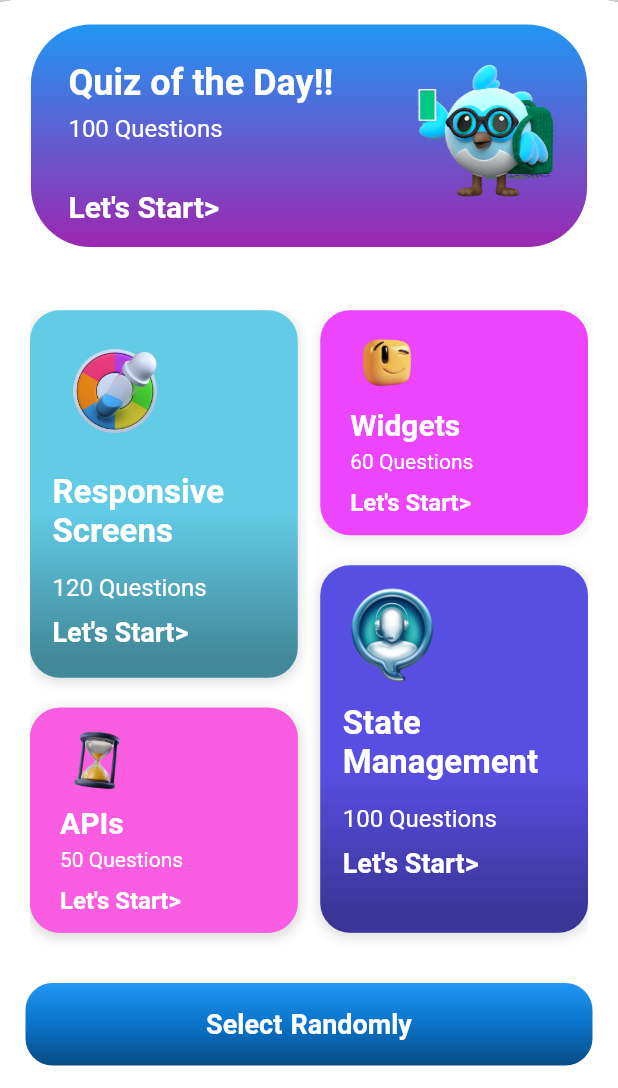
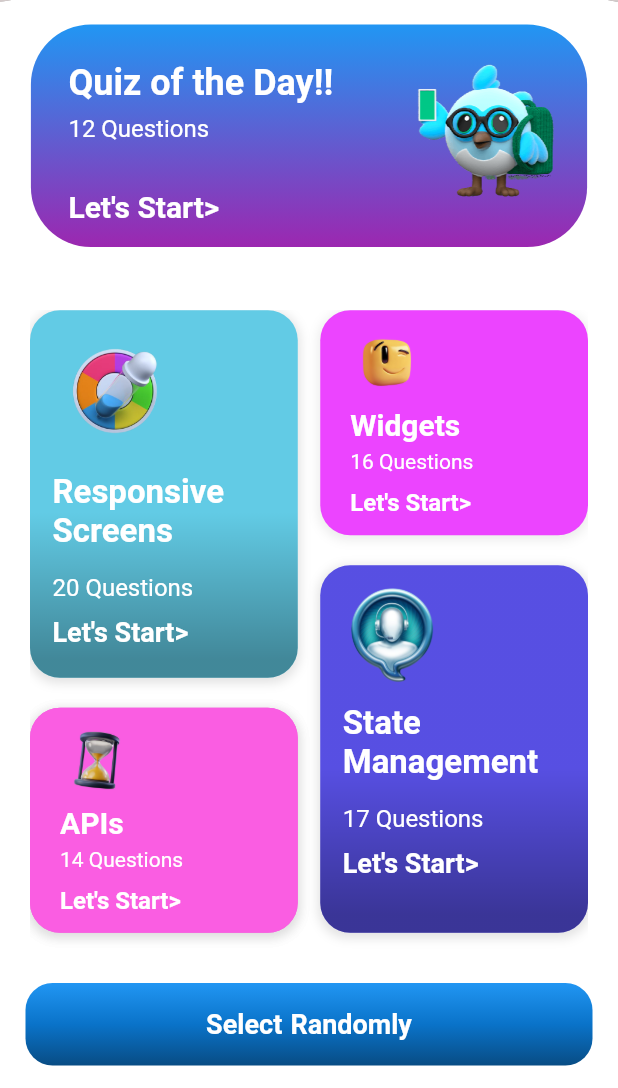
Before and after one commit to iluv27/flutter_trivia, a Flutter app: the QuizScreen screen opened directly, after a tap on the "arrow back ios" icon, on a phone screen of 412 x 824 dp, the part 148-1236 px from its top. Run offline on Flutter 3.47's test engine with Material 2 defaults, Android fonts, the light colour scheme and no system bars; drawn by our look-alikes of flutter_layout_grid; our stand-ins replace animated_text_kit.

Commit message:
new commit

```diff
--- a/lib/home/first_screen.dart
+++ b/lib/home/first_screen.dart
@@ -33,6 +33,17 @@ class _QuizHomeScreenState extends State<QuizHomeScreen> {
                   const EdgeInsets.symmetric(vertical: 15.0, horizontal: 8),
               child: Align(
                 alignment: Alignment.topCenter,
+                child: GestureDetector(
+                  onTap: () {
+                    currentQuestionIndex = 0;
+                    Navigator.push(context,
+                        MaterialPageRoute(builder: ((context) {
+                      return QuizScreen(
+                        questionTitle: 'General Quiz',
+                        questionQuestion: questionsFlutter,
+                      );
+                    })));
+                  },
                   child: Container(
                     width: MediaQuery.of(context).size.width * 0.9,
                     height: MediaQuery.of(context).size.height * 0.18,
@@ -62,7 +73,7 @@ class _QuizHomeScreenState extends State<QuizHomeScreen> {
                           const Positioned(
                             top: 35,
                             child: Text(
-                            '100 Questions',
+                              '12 Questions',
                               style: TextStyle(
                                 color: Colors.white,
                                 fontSize: 16.0,
@@ -90,6 +101,7 @@ class _QuizHomeScreenState extends State<QuizHomeScreen> {
                             ),
                           )
                         ],
+                      ),
                     ),
                   ),
                 ),
@@ -180,20 +192,20 @@ class ShortCard extends StatelessWidget {
       required this.image,
       required this.color,
       required this.textQuestion,
-      required this.scale});
+      required this.scale,
+      required this.onPressed});
 
   final String title;
   final String image;
   final Color color;
   final String textQuestion;
   final double scale;
+  final Function()? onPressed;
 
   @override
   Widget build(BuildContext context) {
     return GestureDetector(
-      onTap: () {
-        // Navigate to quiz screen for the selected category
-      },
+      onTap: onPressed,
       child: Container(
         height: MediaQuery.maybeOf(context)!.size.height,
         width: MediaQuery.maybeOf(context)!.size.width,
@@ -266,20 +278,20 @@ class LongCard extends StatelessWidget {
       required this.image,
       required this.textQuestion,
       required this.color,
-      required this.scale});
+      required this.scale,
+      required this.onPressed});
 
   final String title;
   final String image;
   final Color color;
   final String textQuestion;
   final double scale;
+  final Function()? onPressed;
 
   @override
   Widget build(BuildContext context) {
     return GestureDetector(
-      onTap: () {
-        // Navigate to quiz screen for the selected category
-      },
+      onTap: onPressed,
       child: Container(
         height: MediaQuery.maybeOf(context)!.size.height,
         width: MediaQuery.maybeOf(context)!.size.width,
@@ -401,74 +413,164 @@ class PietPainting extends StatelessWidget {
             children: [
               // Column 1
 
-              gridArea('A').containing(const LongCard(
+              gridArea('A').containing(LongCard(
                 title: 'Responsive Screens',
                 image: 'images/icon1.png',
                 scale: 5,
-                color: Color.fromARGB(255, 109, 226, 255),
-                textQuestion: '120 Questions',
+                color: const Color.fromARGB(255, 109, 226, 255),
+                textQuestion: '20 Questions',
+                onPressed: () {
+                  currentQuestionIndex = 0;
+                  Navigator.push(context,
+                      MaterialPageRoute(builder: ((context) {
+                    return QuizScreen(
+                      questionTitle: 'Responsive Screens',
+                      questionQuestion: questions,
+                    );
+                  })));
+                },
               )),
               // Column 3
-              gridArea('B').containing(const ShortCard(
+              gridArea('B').containing(ShortCard(
                 title: 'Widgets',
                 image: 'images/icon3.png',
-                color: Color.fromARGB(255, 236, 68, 255),
-                textQuestion: '60 Questions',
+                color: const Color.fromARGB(255, 236, 68, 255),
+                textQuestion: '16 Questions',
                 scale: 10,
+                onPressed: () {
+                  currentQuestionIndex = 0;
+                  Navigator.push(context,
+                      MaterialPageRoute(builder: ((context) {
+                    return QuizScreen(
+                      questionTitle: 'Widgets',
+                      questionQuestion: questionsWidget,
+                    );
+                  })));
+                },
               )),
-              gridArea('a').containing(const ShortCard(
+              gridArea('a').containing(ShortCard(
                 title: 'APIs',
                 image: 'images/icon8.png',
-                color: Color.fromARGB(255, 250, 93, 226),
-                textQuestion: '220 Questions',
+                color: const Color.fromARGB(255, 250, 93, 226),
+                textQuestion: '14 Questions',
                 scale: 10,
+                onPressed: () {
+                  currentQuestionIndex = 0;
+                  Navigator.push(context,
+                      MaterialPageRoute(builder: ((context) {
+                    return QuizScreen(
+                      questionTitle: 'APIs',
+                      questionQuestion: questionsAPI,
+                    );
+                  })));
+                },
               )),
-              gridArea('a').containing(const ShortCard(
+              gridArea('a').containing(ShortCard(
                 title: 'APIs',
                 image: 'images/icon8.png',
-                color: Color.fromARGB(
+                color: const Color.fromARGB(
                   255,
                   250,
                   93,
                   226,
                 ),
-                textQuestion: '50 Questions',
+                textQuestion: '14 Questions',
                 scale: 10,
+                onPressed: () {
+                  currentQuestionIndex = 0;
+                  Navigator.push(context,
+                      MaterialPageRoute(builder: ((context) {
+                    return QuizScreen(
+                      questionTitle: 'APIs',
+                      questionQuestion: questionsAPI,
+                    );
+                  })));
+                },
               )),
-              gridArea('b').containing(const LongCard(
+              gridArea('b').containing(LongCard(
                 title: 'State Management',
                 image: 'images/icon2.png',
                 scale: 6,
-                color: Color.fromARGB(255, 97, 88, 252),
-                textQuestion: '100 Questions',
+                color: const Color.fromARGB(255, 97, 88, 252),
+                textQuestion: '17 Questions',
+                onPressed: () {
+                  currentQuestionIndex = 0;
+                  Navigator.push(context,
+                      MaterialPageRoute(builder: ((context) {
+                    return QuizScreen(
+                      questionTitle: 'State Management',
+                      questionQuestion: questionsSTATEManagemnt,
+                    );
+                  })));
+                },
               )),
-              gridArea('c').containing(const LongCard(
+              gridArea('c').containing(LongCard(
                 title: 'Flutter Layout',
                 image: 'images/icon7.png',
                 scale: 5,
-                color: Color.fromARGB(255, 88, 145, 252),
-                textQuestion: '120 Questions',
+                color: const Color.fromARGB(255, 88, 145, 252),
+                textQuestion: '16 Questions',
+                onPressed: () {
+                  currentQuestionIndex = 0;
+                  Navigator.push(context,
+                      MaterialPageRoute(builder: ((context) {
+                    return QuizScreen(
+                      questionTitle: 'Flutter Layout',
+                      questionQuestion: questionsFlutterLayout,
+                    );
+                  })));
+                },
               )),
-              gridArea('C').containing(const ShortCard(
+              gridArea('C').containing(ShortCard(
                 title: 'Hot Reload',
                 image: 'images/icon6.png',
-                color: Color.fromARGB(255, 224, 93, 250),
-                textQuestion: '50 Questions',
+                color: const Color.fromARGB(255, 224, 93, 250),
+                textQuestion: '12 Questions',
                 scale: 10,
+                onPressed: () {
+                  currentQuestionIndex = 0;
+                  Navigator.push(context,
+                      MaterialPageRoute(builder: ((context) {
+                    return QuizScreen(
+                      questionTitle: 'Hot Reload',
+                      questionQuestion: questionsHotReload,
+                    );
+                  })));
+                },
               )),
-              gridArea('D').containing(const LongCard(
+              gridArea('D').containing(LongCard(
                 title: 'Scrollable Views',
                 image: 'images/icon4.png',
                 scale: 6,
-                color: Color.fromARGB(255, 109, 226, 255),
-                textQuestion: '50 Questions',
+                color: const Color.fromARGB(255, 109, 226, 255),
+                textQuestion: '12 Questions',
+                onPressed: () {
+                  currentQuestionIndex = 0;
+                  Navigator.push(context,
+                      MaterialPageRoute(builder: ((context) {
+                    return QuizScreen(
+                      questionTitle: 'Scrollable Views',
+                      questionQuestion: questionsScrollableViews,
+                    );
+                  })));
+                },
               )),
-              gridArea('d').containing(const ShortCard(
+              gridArea('d').containing(ShortCard(
                 title: 'Flutter UI',
                 image: 'images/icon5.png',
-                color: Color.fromARGB(255, 250, 93, 226),
-                textQuestion: '50 Questions',
+                color: const Color.fromARGB(255, 250, 93, 226),
+                textQuestion: '12 Questions',
                 scale: 10,
+                onPressed: () {
+                  currentQuestionIndex = 0;
+                  Navigator.push(context,
+                      MaterialPageRoute(builder: ((context) {
+                    return QuizScreen(
+                      questionTitle: 'Flutter UI',
+                      questionQuestion: questionsFlutterUI,
+                    );
+                  })));
+                },
               )),
               // Column 2
             ],
--- a/lib/question_One/question1.dart
+++ b/lib/question_One/question1.dart
@@ -55,7 +55,7 @@ class _QuizScreenState extends State<QuizScreen> {
             ),
             padding: const EdgeInsets.only(left: 20.0),
           ),
-          leadingWidth: 40,
+          leadingWidth: 35,
           title: Center(
             child: Text(
               widget.questionTitle,
@@ -92,6 +92,7 @@ class _QuizScreenState extends State<QuizScreen> {
                 padding: const EdgeInsets.only(top: 50.0, left: 15, right: 15),
                 child: Container(
                     height: 550,
+                    width: MediaQuery.of(context).size.width,
                     decoration: BoxDecoration(
                       borderRadius: BorderRadius.circular(20),
                       color: Colors.white,
@@ -184,11 +185,33 @@ class _BuildQuizScreenState extends State<BuildQuizScreen> {
       _isButtonEnabled = true;
       if (widget.selectedAnswers.isNotEmpty && selectedAnswer == answer) {
         widget.selectedAnswers[widget.selectedAnswers.length - 1] = answer;
+      } else if (widget.selectedAnswers.isNotEmpty &&
+          widget.selectedAnswers.length > currentQuestionIndex) {
+        selectedAnswer = widget.selectedAnswers.last;
+      } else if (widget.selectedAnswers.isNotEmpty &&
+          widget.selectedAnswers.length == currentQuestionIndex) {
+        widget.selectedAnswers.add(answer);
       } else {
         widget.selectedAnswers.add(answer);
       }
       selectedAnswer = widget.selectedAnswers.last;
     });
+  }
+
+  MaterialStateProperty<Color> bgColor(answer) {
+    if (selectedAnswer == answer &&
+        answer ==
+            widget.questionQuestion[currentQuestionIndex]['correctAnswer']) {
+      return MaterialStateProperty.all(Color.fromARGB(255, 49, 222, 98));
+    } else if (selectedAnswer == answer &&
+        answer !=
+            widget.questionQuestion[currentQuestionIndex]['correctAnswer']) {
+      return MaterialStateProperty.all(Color.fromARGB(255, 164, 9, 9));
+    } else if (selectedAnswer == answer) {
+      return MaterialStateProperty.all(
+          const Color.fromARGB(255, 214, 214, 214));
+    }
+    return MaterialStateProperty.all(const Color.fromARGB(255, 214, 214, 214));
   }
 
   @override
@@ -252,11 +275,7 @@ class _BuildQuizScreenState extends State<BuildQuizScreen> {
                     minimumSize: MaterialStateProperty.all<Size>(
                         const Size(double.infinity, 60)),
                     elevation: MaterialStateProperty.all(0),
-                    backgroundColor: selectedAnswer == answer
-                        ? MaterialStateProperty.all(
-                            const Color.fromARGB(255, 83, 49, 222))
-                        : MaterialStateProperty.all(
-                            const Color.fromARGB(255, 214, 214, 214)),
+                    backgroundColor: bgColor(answer),
                     shape: MaterialStateProperty.all<RoundedRectangleBorder>(
                       RoundedRectangleBorder(
                         borderRadius: BorderRadius.circular(30),
```
Lines whose indentation alone changed are shown as unchanged.
